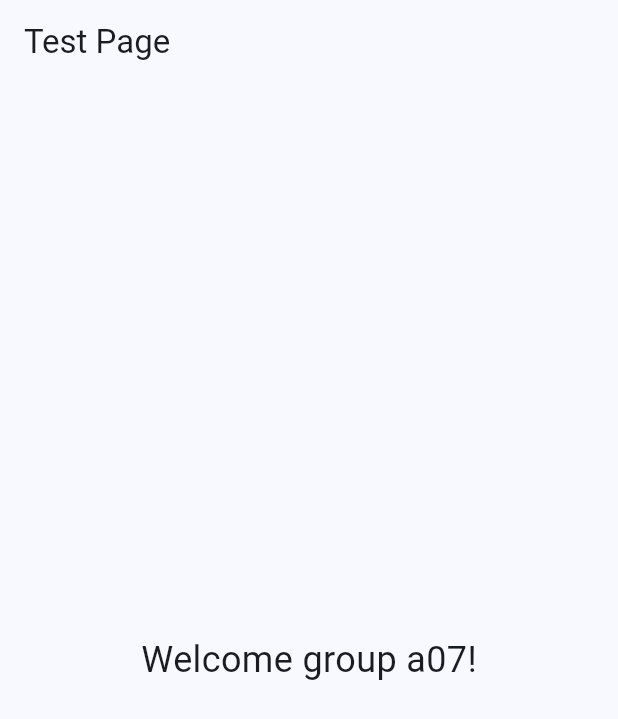
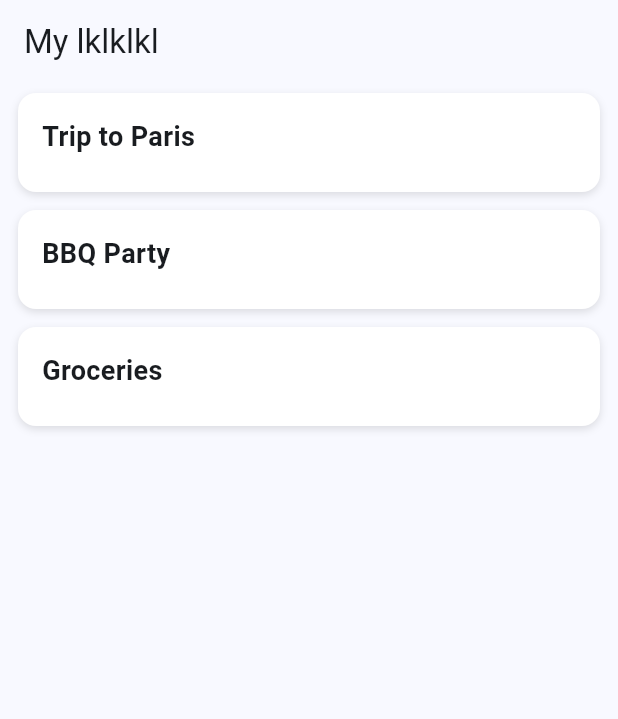
Before and after one commit to mohamedHajioui/Tricount, a Flutter app: the screen it shows after launch, on a phone screen of 412 x 824 dp. Shown: the top 719 px of the screen. Run offline on Flutter 3.47's test engine with Material 3 defaults, Android fonts, the light colour scheme and no system bars; our stand-ins replace hive_ce, hooks_riverpod; accounts and stored records are empty.

Commit message:
feat(tricounts list): introduction au model, une demo du view

```diff
--- a/frontend/lib/app/my_app.dart
+++ b/frontend/lib/app/my_app.dart
@@ -2,8 +2,23 @@ import 'package:flutter/material.dart';
 import 'package:hooks_riverpod/hooks_riverpod.dart';
 import 'package:prbd_2425_a07/views/pages/test_page.dart';
 
+import '../views/pages/view_tricounts.dart';
+void main() {
+  runApp(
+    const ProviderScope( // Needed to enable Riverpod
+      child: MyApp(),
+    ),
+  );
+}
+
+
 class MyApp extends ConsumerWidget {
+
+
+
+
   const MyApp({super.key});
+
 
   @override
   Widget build(BuildContext context, WidgetRef ref) {
@@ -13,9 +28,9 @@ class MyApp extends ConsumerWidget {
         useMaterial3: true,
         colorScheme: ColorScheme.fromSeed(seedColor: Colors.blue),
       ),
-      initialRoute: '/test',
+      initialRoute: '../views/page/view_tricount',
       routes: {
-        '/test': (context) => TestPage(),
+        '../views/page/view_tricount': (context) => TricountListPage(),
       },
     );
   }
--- /dev/null
+++ b/frontend/lib/views/pages/view_tricounts.dart
@@ -0,0 +1,32 @@
+import 'package:flutter/material.dart';
+import '../widgets/tricound_card.dart'; // Import your widget
+
+
+class TricountListPage extends StatelessWidget {
+  final List<Map<String, dynamic>> tricounts = [
+    {
+      'title': 'Trip to Paris',
+    },
+    {
+      'title': 'BBQ Party',
+    },
+    {
+      'title': 'Groceries',
+    },
+  ];
+
+  @override
+  Widget build(BuildContext context) {
+    return Scaffold(
+      appBar: AppBar(title: Text('My lklklkl')),
+
+      body: ListView(
+        children: tricounts.map((t) {
+          return TricountCard(
+            title: t['title'],
+          );
+        }).toList(),
+      ),
+    );
+  }
+}
--- /dev/null
+++ b/frontend/lib/views/widgets/tricound_card.dart
@@ -0,0 +1,40 @@
+import 'package:flutter/material.dart';
+
+class TricountCard extends StatelessWidget {
+  final String title;
+
+  const TricountCard({
+    Key? key,
+    required this.title,
+  }) : super(key: key);
+
+  @override
+  Widget build(BuildContext context) {
+    return Container(
+      margin: EdgeInsets.symmetric(horizontal: 12, vertical: 6),
+      padding: EdgeInsets.all(16),
+      decoration: BoxDecoration(
+        color: Colors.white,
+        borderRadius: BorderRadius.circular(12),
+        boxShadow: [
+          BoxShadow(
+            color: Colors.black12,
+            blurRadius: 4,
+            offset: Offset(0, 2),
+          )
+        ],
+      ),
+      child: Column(
+        crossAxisAlignment: CrossAxisAlignment.start,
+        children: [
+          Text(
+            title,
+            style: TextStyle(fontSize: 18, fontWeight: FontWeight.bold),
+          ),
+          SizedBox(height: 8),
+
+        ],
+      ),
+    );
+  }
+}
```
Also changed, not shown: frontend/lib/models/Tricount.dart (added, +45 -0 lines), 1 other file.
